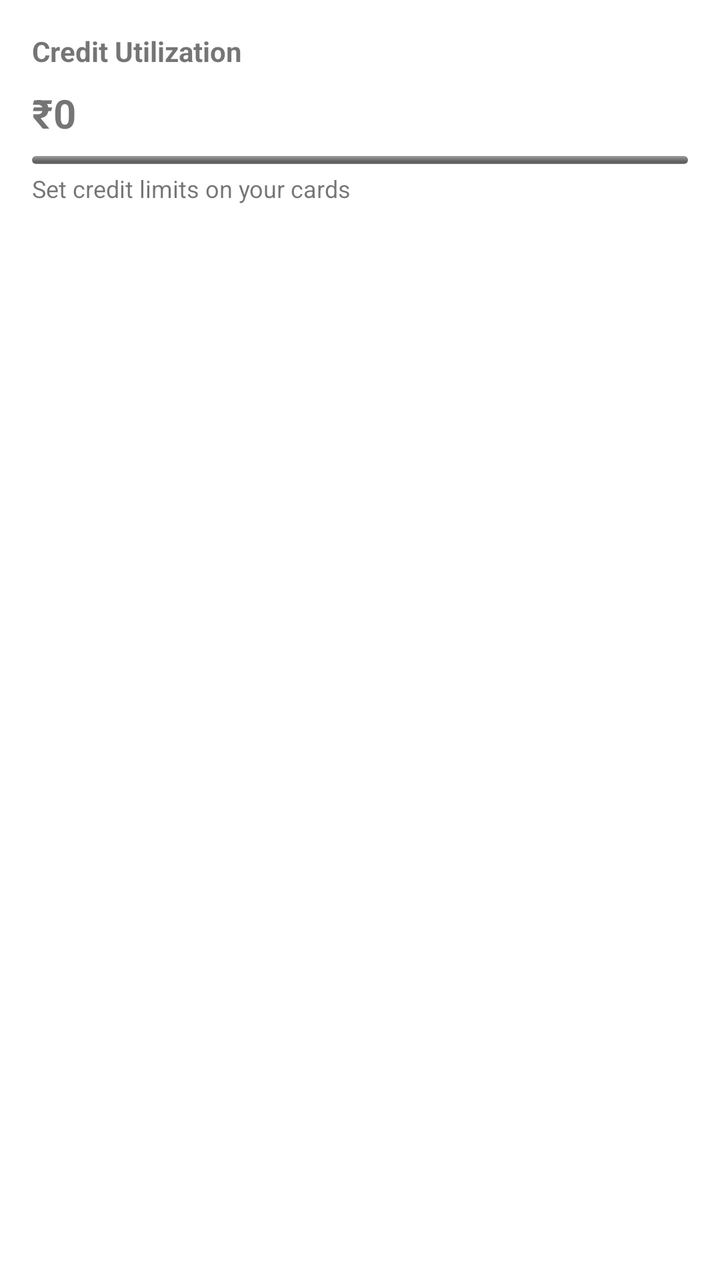
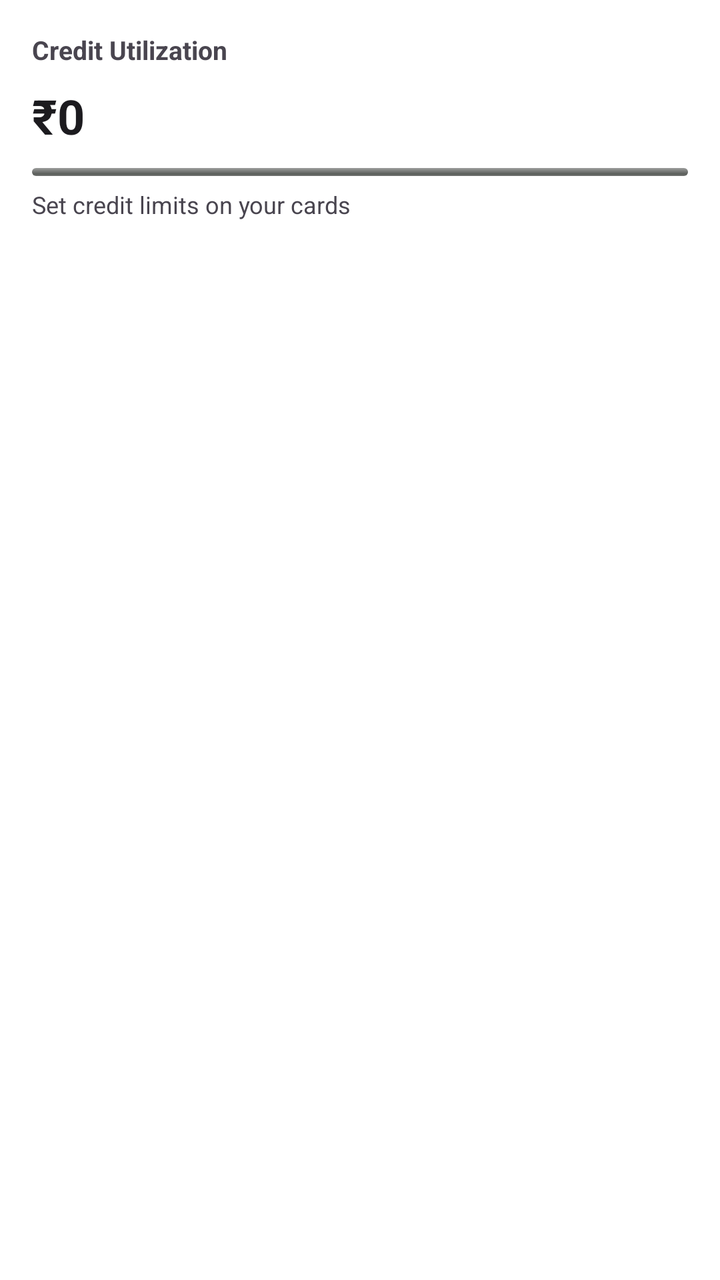

Compare the two renders of this Android layout. The source of the first and the diff that turns it into the second are given below.
<!-- AndroidManifest.xml: fallback theme Theme.MaterialComponents.DayNight.NoActionBar -->
<!-- res/layout/credit_utilization_widget.xml -->
<?xml version="1.0" encoding="utf-8"?>
<LinearLayout xmlns:android="http://schemas.android.com/apk/res/android"
    android:layout_width="match_parent"
    android:layout_height="match_parent"
    android:background="@android:color/white"
    android:orientation="vertical"
    android:padding="16dp">

    <TextView
        android:id="@+id/widget_title"
        android:layout_width="match_parent"
        android:layout_height="wrap_content"
        android:text="Credit Utilization"
        android:textSize="14sp"
        android:textStyle="bold" />

    <TextView
        android:id="@+id/spent_text"
        android:layout_width="match_parent"
        android:layout_height="wrap_content"
        android:layout_marginTop="8dp"
        android:text="₹0"
        android:textSize="20sp"
        android:textStyle="bold" />

    <ProgressBar
        android:id="@+id/utilization_progress"
        style="@style/WidgetProgressBar"
        android:layout_width="match_parent"
        android:layout_height="wrap_content"
        android:layout_marginTop="8dp"
        android:max="100"
        android:progress="0" />

    <TextView
        android:id="@+id/limit_text"
        android:layout_width="match_parent"
        android:layout_height="wrap_content"
        android:layout_marginTop="4dp"
        android:text="Set credit limits on your cards"
        android:textSize="12sp" />

    <LinearLayout
        android:id="@+id/card_row_1"
        android:layout_width="match_parent"
        android:layout_height="wrap_content"
        android:layout_marginTop="8dp"
        android:gravity="center_vertical"
        android:orientation="horizontal"
        android:visibility="gone">
        <TextView
            android:id="@+id/card_row_1_color"
            android:layout_width="4dp"
            android:layout_height="24dp" />
        <ProgressBar
            android:id="@+id/card_row_1_progress"
            style="@style/WidgetProgressBar"
            android:layout_width="match_parent"
            android:layout_height="wrap_content"
            android:layout_marginStart="8dp"
            android:max="100" />
    </LinearLayout>

    <LinearLayout
        android:id="@+id/card_row_2"
        android:layout_width="match_parent"
        android:layout_height="wrap_content"
        android:layout_marginTop="4dp"
        android:gravity="center_vertical"
        android:orientation="horizontal"
        android:visibility="gone">
        <TextView
            android:id="@+id/card_row_2_color"
            android:layout_width="4dp"
            android:layout_height="24dp" />
        <ProgressBar
            android:id="@+id/card_row_2_progress"
            style="@style/WidgetProgressBar"
            android:layout_width="match_parent"
            android:layout_height="wrap_content"
            android:layout_marginStart="8dp"
            android:max="100" />
    </LinearLayout>

    <LinearLayout
        android:id="@+id/card_row_3"
        android:layout_width="match_parent"
        android:layout_height="wrap_content"
        android:layout_marginTop="4dp"
        android:gravity="center_vertical"
        android:orientation="horizontal"
        android:visibility="gone">
        <TextView
            android:id="@+id/card_row_3_color"
            android:layout_width="4dp"
            android:layout_height="24dp" />
        <ProgressBar
            android:id="@+id/card_row_3_progress"
            style="@style/WidgetProgressBar"
            android:layout_width="match_parent"
            android:layout_height="wrap_content"
            android:layout_marginStart="8dp"
            android:max="100" />
    </LinearLayout>
</LinearLayout>
<!-- resources referenced by this layout -->
<resources>
  <style name="WidgetProgressBar" parent="@android:style/Widget.ProgressBar.Horizontal">
          <item name="android:minHeight">4dp</item>
          <item name="android:maxHeight">4dp</item>
      </style>
</resources>

<!-- the commit's change to res/layout/credit_utilization_widget.xml (unified diff, before → after) -->
@@ -1,8 +1,9 @@
 <?xml version="1.0" encoding="utf-8"?>
 <LinearLayout xmlns:android="http://schemas.android.com/apk/res/android"
+    android:id="@+id/widget_root"
     android:layout_width="match_parent"
     android:layout_height="match_parent"
-    android:background="@android:color/white"
+    android:background="@drawable/widget_background"
     android:orientation="vertical"
     android:padding="16dp">
 
@@ -11,7 +12,8 @@
         android:layout_width="match_parent"
         android:layout_height="wrap_content"
         android:text="Credit Utilization"
-        android:textSize="14sp"
+        android:textColor="@color/widget_text_secondary"
+        android:textSize="13sp"
         android:textStyle="bold" />
 
     <TextView
@@ -20,7 +22,8 @@
         android:layout_height="wrap_content"
         android:layout_marginTop="8dp"
         android:text="₹0"
-        android:textSize="20sp"
+        android:textColor="@color/widget_text_primary"
+        android:textSize="24sp"
         android:textStyle="bold" />
 
     <ProgressBar
@@ -28,7 +31,7 @@
         style="@style/WidgetProgressBar"
         android:layout_width="match_parent"
         android:layout_height="wrap_content"
-        android:layout_marginTop="8dp"
+        android:layout_marginTop="10dp"
         android:max="100"
         android:progress="0" />
 
@@ -36,8 +39,9 @@
         android:id="@+id/limit_text"
         android:layout_width="match_parent"
         android:layout_height="wrap_content"
-        android:layout_marginTop="4dp"
+        android:layout_marginTop="6dp"
         android:text="Set credit limits on your cards"
+        android:textColor="@color/widget_text_secondary"
         android:textSize="12sp" />
 
     <LinearLayout
<!-- resource entries referenced after the edit -->
@@ -1,8 +1,18 @@
 <!-- resources referenced by this layout -->
 <resources>
+  <color name="widget_text_primary">#1C1B1F</color>
+  <color name="widget_text_secondary">#49454F</color>
+  <!-- drawable widget_background (drawable) -->
+  <?xml version="1.0" encoding="utf-8"?>
+  <shape xmlns:android="http://schemas.android.com/apk/res/android"
+      android:shape="rectangle">
+      <solid android:color="@color/widget_surface" />
+      <corners android:radius="16dp" />
+  </shape>
   <style name="WidgetProgressBar" parent="@android:style/Widget.ProgressBar.Horizontal">
           <item name="android:minHeight">4dp</item>
           <item name="android:maxHeight">4dp</item>
       </style>
+  <color name="widget_surface">#FFFFFF</color>
 </resources>
 
